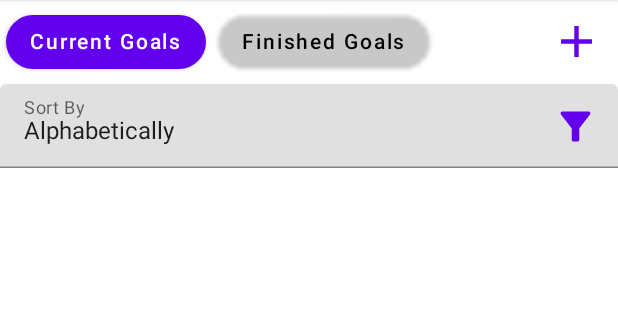
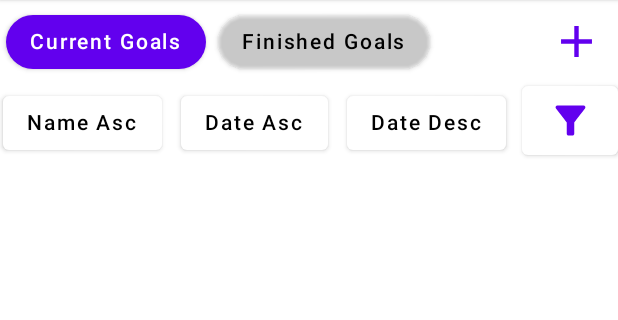
Before and after one commit to saraHoeferer/ProcrastiCure, an Android app built with Jetpack Compose: the GoalsScreen screen opened through its navigation route, on a phone screen of 412 x 824 dp, the part 84-404 px from its top. Run offline under Robolectric (Android 15) with nearby library versions, the light colour scheme and no system bars; our stand-ins replace Firebase (no records; nobody signed in at launch, a user with empty details on screens opened directly).

Commit message:
Added sort functions

```diff
--- a/app/src/main/java/com/example/procrasticure/data/repository/GoalRepository.kt
+++ b/app/src/main/java/com/example/procrasticure/data/repository/GoalRepository.kt
@@ -4,6 +4,7 @@ import android.content.Context
 import com.example.procrasticure.data.model.Goal
 import com.example.procrasticure.viewModels.BigViewModel
 import com.google.firebase.firestore.FirebaseFirestore
+import com.google.firebase.firestore.Query
 
 interface GoalRepository {
     val database: FirebaseFirestore
@@ -18,6 +19,5 @@ interface GoalRepository {
 
     suspend fun addGoal(goal: Goal, context: Context)
 
-    suspend fun sortGoalsByName(sessionViewModel: BigViewModel, goalArrayList: ArrayList<Goal>): ArrayList<Goal>
-
+    suspend fun sortByCriteria(sessionViewModel: BigViewModel, goalArrayList: ArrayList<Goal>, criteria: String, order: Query.Direction): ArrayList<Goal>
 }
--- a/app/src/main/java/com/example/procrasticure/navigation/Navigation.kt
+++ b/app/src/main/java/com/example/procrasticure/navigation/Navigation.kt
@@ -30,9 +30,10 @@ fun Navigation(sessionViewModel: BigViewModel){
     val goalRepository = GoalRepositoryImpl()
     val subGoalRepository = SubGoalRepositoryImpl()
     val navController = rememberNavController()
+    val goalsViewModel = GoalsViewModel(sessionViewModel, goalRepository)
     NavHost(navController = navController, startDestination = Screen.Login.route){
         composable(route = Screen.GoalsScreen.route){
-            GoalsScreen(navController = navController,  sessionViewModel = sessionViewModel, userViewModel = userViewModel, goalsRepository = goalRepository)
+            GoalsScreen(navController = navController,  sessionViewModel = sessionViewModel, userViewModel = userViewModel, goalsRepository = goalRepository, goalsViewModel = goalsViewModel)
         }
 
         composable(route = Screen.ProfileScreen.route){
@@ -81,7 +82,7 @@ fun Navigation(sessionViewModel: BigViewModel){
                     sessionViewModel = sessionViewModel
                 )
             } else {
-                GoalsScreen(navController = navController, userViewModel = userViewModel, sessionViewModel = sessionViewModel, goalRepository)
+                GoalsScreen(navController = navController, userViewModel = userViewModel, sessionViewModel = sessionViewModel, goalRepository, goalsViewModel = goalsViewModel)
             }
         }
 
--- a/app/src/main/java/com/example/procrasticure/screens/GoalsScreen.kt
+++ b/app/src/main/java/com/example/procrasticure/screens/GoalsScreen.kt
@@ -19,6 +19,7 @@ import androidx.compose.ui.Alignment
 import androidx.compose.ui.Modifier
 import androidx.compose.ui.draw.clip
 import androidx.compose.ui.graphics.Color
+import androidx.compose.ui.modifier.modifierLocalConsumer
 import androidx.compose.ui.res.painterResource
 import androidx.compose.ui.text.style.TextAlign
 import androidx.compose.ui.unit.dp
@@ -41,11 +42,10 @@ import kotlinx.coroutines.launch
 @SuppressLint("CoroutineCreationDuringComposition")
 @OptIn(ExperimentalMaterialApi::class)
 @Composable
-fun GoalsScreen(navController: NavController, userViewModel: UserViewModel, sessionViewModel: BigViewModel, goalsRepository: GoalRepositoryImpl) {
+fun GoalsScreen(navController: NavController, userViewModel: UserViewModel, sessionViewModel: BigViewModel, goalsRepository: GoalRepositoryImpl, goalsViewModel: GoalsViewModel) {
     val colorPrimary = Color(98, 0, 238)
     val colorDisabled = Color(87, 87, 87, 13)
     val coroutineScope = rememberCoroutineScope()
-
 
     var displayState by remember {
         mutableStateOf(true)
@@ -60,8 +60,8 @@ fun GoalsScreen(navController: NavController, userViewModel: UserViewModel, sess
     }
     var showMenu by remember { mutableStateOf(false) }
 
-    var goalsViewModel = GoalsViewModel(sessionViewModel, goalsRepository)
-
+    //var goalsViewModel = GoalsViewModel(sessionViewModel, goalsRepository)
+    coroutineScope.launch { goalsViewModel.getGoals(sessionViewModel) }
     Column {
         TopHomeMenu(
             navController = navController,
@@ -121,63 +121,10 @@ fun GoalsScreen(navController: NavController, userViewModel: UserViewModel, sess
                 }
             }
         }
-        val options = listOf("Alphabetically", "Deadline: Ascending", "Deadline: Descending")
-        var selectedOptionText by remember { mutableStateOf(options[0]) }
-
-        ExposedDropdownMenuBox(
-            expanded = showMenu,
-            modifier = Modifier.fillMaxWidth(),
-            onExpandedChange = {
-                showMenu = !showMenu
-            }
-        ) {
-            TextField(
-                readOnly = true,
-                value = selectedOptionText,
-                onValueChange = { },
-                modifier = Modifier.fillMaxWidth(),
-                label = { Text("Sort By") },
-                trailingIcon = {
-                    Icon(
-                        painter = painterResource(id = R.drawable.baseline_filter_alt_24),
-                        contentDescription = "filter menu",
-                        tint = MaterialTheme.colors.primary,
-                        modifier = Modifier
-                            .padding(horizontal = 13.dp, vertical = 12.dp)
-                            .size(30.dp)
-                            .clickable { showMenu = !showMenu })
-                },
-                colors = ExposedDropdownMenuDefaults.textFieldColors()
-            )
-            ExposedDropdownMenu(
-                expanded = showMenu,
-                onDismissRequest = {
-                    showMenu = false
-                }
-            ) {
-                options.forEach { selectionOption ->
-                    DropdownMenuItem(
-                        onClick = {
-                            selectedOptionText = selectionOption
-                            showMenu = false
-                        }
-                    ) {
-                        Text(text = selectionOption)
-                        if(selectionOption=="Alphabetically") {
-                            coroutineScope.launch { goalsViewModel.sortGoalsByName(sessionViewModel = sessionViewModel) }
-                        } else if(selectionOption=="Deadline: Ascending"){
-                            goalsViewModel.sortGoalsByDeadlineAscending()
-                        } else if(selectionOption == "Deadline: Descending"){
-                            goalsViewModel.sortGoalsByDeadlineDescending()
-                        }
-                    }
-                }
-            }
-        }
 
         if (displayState) {
 
-            GoalList(navController = navController, goalsViewModel = goalsViewModel)
+            GoalList(navController = navController, goalsViewModel = goalsViewModel, sessionViewModel = sessionViewModel)
             buttonColorFinished = colorDisabled
             buttonColorCurrent = colorPrimary
 
@@ -228,22 +175,80 @@ fun FinishedGoalList(goalsViewModel: GoalsViewModel) {
     }
 }
 
+@SuppressLint("CoroutineCreationDuringComposition")
 @Composable
 fun GoalList(
     navController: NavController,
-    goalsViewModel: GoalsViewModel
+    goalsViewModel: GoalsViewModel,
+    sessionViewModel: BigViewModel
 
 ) {
-    val goalListState = remember { goalsViewModel.goals }
+    val goalListState = remember {goalsViewModel.goals}
+    val coroutineScope = rememberCoroutineScope()
+    var option by remember {
+        mutableStateOf(3)
+    }
 
-
+    if (option == 0) {
+        coroutineScope.launch { goalsViewModel.sortGoalsByName(sessionViewModel = sessionViewModel) }
+    } else if (option == 1) {
+        coroutineScope.launch { goalsViewModel.sortGoalsByDeadlineAscending(sessionViewModel = sessionViewModel) }
+    } else if (option == 2) {
+        coroutineScope.launch { goalsViewModel.sortGoalsByDeadlineDescending(sessionViewModel = sessionViewModel) }
+    }
+    Row() {
+        Button(
+            onClick = { option = 0 }, colors = if (option != 0) {
+                ButtonDefaults.buttonColors(backgroundColor = Color.White)
+            } else {
+                ButtonDefaults.buttonColors(backgroundColor = MaterialTheme.colors.primary)
+            },
+            modifier = Modifier.padding(2.dp)
+        )
+        {
+            Text(text = "Name Asc")
+        }
+        Spacer(modifier = Modifier.weight(.5f))
+        Button(
+            onClick = { option = 1 }, colors = if (option != 1) {
+                ButtonDefaults.buttonColors(backgroundColor = Color.White)
+            } else {
+                ButtonDefaults.buttonColors(backgroundColor = MaterialTheme.colors.primary)
+            },
+            modifier = Modifier.padding(2.dp)
+        )
+        {
+            Text(text = "Date Asc")
+        }
+        Spacer(modifier = Modifier.weight(.5f))
+        Button(
+            onClick = { option = 2 }, colors = if (option != 2) {
+                ButtonDefaults.buttonColors(backgroundColor = Color.White)
+            } else {
+                ButtonDefaults.buttonColors(backgroundColor = MaterialTheme.colors.primary)
+            },
+            modifier = Modifier.padding(2.dp)
+        ) {
+            Text(text = "Date Desc")
+        }
+        Spacer(modifier = Modifier.weight(.5f))
+        Button(onClick = { option = 3 }, colors = ButtonDefaults.buttonColors(backgroundColor = Color.White)) {
+            Icon(
+                painter = painterResource(id = R.drawable.baseline_filter_alt_24),
+                contentDescription = "filter menu",
+                tint = MaterialTheme.colors.primary,
+                modifier = Modifier
+                    .size(30.dp)
+                )
+        }
+    }
     LazyColumn {
 
         items(items = goalListState) { goal ->
             if (!goal.Finished!!) {
                 goal.Name?.let {
                     GoalsDisplay(
-                        goal= goal,
+                        goal = goal,
                         onClick = {
                             navController.navigate(
                                 Screen.SubGoalsScreen.withIdandName(
@@ -275,5 +280,4 @@ fun GoalList(
         }
     }
 
-
 }
--- a/app/src/main/java/com/example/procrasticure/widgets/DatePickerWidget.kt
+++ b/app/src/main/java/com/example/procrasticure/widgets/DatePickerWidget.kt
@@ -51,7 +51,7 @@ fun DatePickerWidget(dateText: String): String {
     mMonth = mCalendar.get(Calendar.MONTH)
     mDay = mCalendar.get(Calendar.DAY_OF_MONTH)
 
-    mCalendar.time = Date()
+    mCalendar.time = Date(4,2,2)
 
     // Declaring a string value to
     // store date in string format
@@ -62,7 +62,7 @@ fun DatePickerWidget(dateText: String): String {
     val mDatePickerDialog = DatePickerDialog(
         mContext,
         { _: DatePicker, mYear: Int, mMonth: Int, mDayOfMonth: Int ->
-            dateText = "$mDayOfMonth/${mMonth + 1}/$mYear"
+            dateText = "$mYear/${if (mMonth < 10){"0"+(mMonth + 1)}else{mMonth + 1}}/${if (mDayOfMonth < 10){"0"+(mDayOfMonth + 1)}else{mDayOfMonth + 1}}"
         }, mYear, mMonth, mDay
     )
     Box() {
```
Also changed, not shown: app/src/main/java/com/example/procrasticure/data/repository/GoalRepositoryImpl.kt (+35 -9 lines), app/src/main/java/com/example/procrasticure/viewModels/GoalsViewModel.kt (+10 -42 lines).
